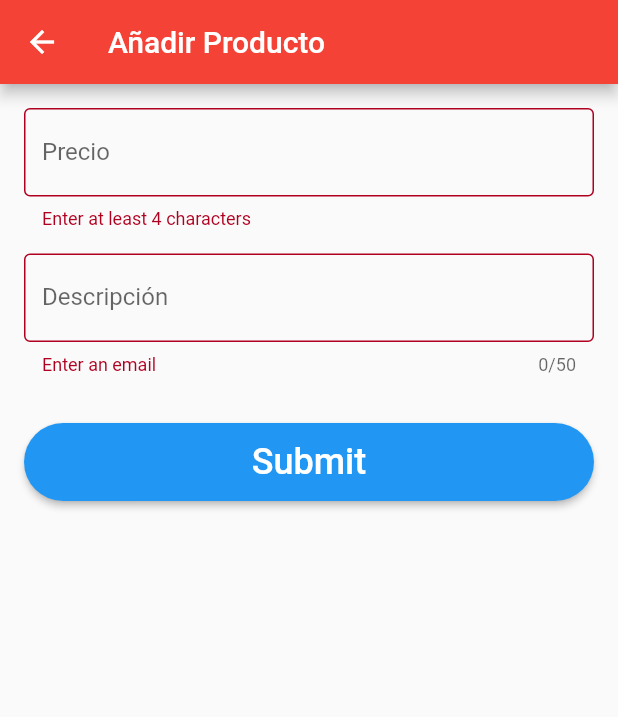
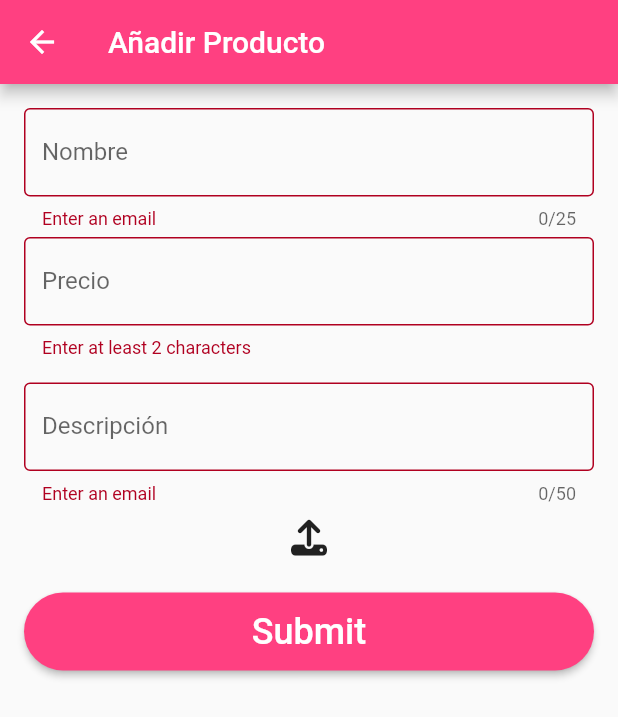
Before and after one commit to in-fperez/firebase-test, a Flutter app: the ProductForm screen opened directly, after a tap on "Submit", on a phone screen of 412 x 824 dp. Shown: the top 717 px of the screen. Run offline on Flutter 3.47's test engine with Material 2 defaults, Android fonts, the phone set to English and light mode, and no system bars; our stand-ins replace cloud_firestore, firebase_core, firebase_storage, font_awesome_flutter, image_picker; missing offline and left inert: dart:ffi, workmanager; accounts and stored records are empty.

Commit message:
download images

```diff
--- a/lib/main.dart
+++ b/lib/main.dart
@@ -1,24 +1,42 @@
 import 'package:firebase_testv2/screens/form_screen.dart';
+import 'package:firebase_testv2/screens/login_screen.dart';
 import 'package:firebase_testv2/services/firestore.dart';
 import 'package:firebase_testv2/services/models.dart';
 import 'package:firebase_testv2/widgets/product_card.dart';
 import 'package:flutter/material.dart';
 import 'package:firebase_core/firebase_core.dart';
 import 'package:font_awesome_flutter/font_awesome_flutter.dart';
+import 'package:workmanager/workmanager.dart';
 import 'firebase_options.dart';
 import 'package:provider/provider.dart';
 
+void callbackDispatcher() {
+  Workmanager().executeTask((taskName, inputData) async {
+    try {
+      await Firebase.initializeApp(
+        options: DefaultFirebaseOptions.currentPlatform,
+      );
+    } catch (e) {
+      print(e);
+    }
+    return Future.value(true);
+  });
+}
+
 void main() async {
+  Workmanager().initialize(callbackDispatcher);
   WidgetsFlutterBinding.ensureInitialized();
-  await Firebase.initializeApp(
-    options: DefaultFirebaseOptions.currentPlatform,
-  );
   runApp(const MyApp());
 }
 
-class MyApp extends StatelessWidget {
+class MyApp extends StatefulWidget {
   const MyApp({Key? key}) : super(key: key);
 
+  @override
+  State<MyApp> createState() => _MyAppState();
+}
+
+class _MyAppState extends State<MyApp> {
   @override
   Widget build(BuildContext context) {
     return StreamProvider<List<Product>>(
@@ -33,13 +51,14 @@ class MyApp extends StatelessWidget {
               child: const FaIcon(FontAwesomeIcons.plus),
               backgroundColor: Colors.pinkAccent,
               onPressed: () {
+                FirestoreService().listAllImages();
                 Navigator.push(
                   context,
                   MaterialPageRoute(builder: (context) => ProductForm()),
                 );
               },
             ),
-            body: ProductCardList(),
+            body: LoginPage(),
           ),
         ),
         theme: ThemeData(
@@ -49,6 +68,13 @@ class MyApp extends StatelessWidget {
         ),
       ),
     );
+  }
+
+  @override
+  void initState() {
+    // TODO: implement initState
+    super.initState();
+    Workmanager().initialize(callbackDispatcher);
   }
 }
 
--- a/lib/screens/form_screen.dart
+++ b/lib/screens/form_screen.dart
@@ -1,7 +1,10 @@
 import 'package:firebase_testv2/services/firestore.dart';
 import 'package:firebase_testv2/services/models.dart';
+import 'package:firebase_testv2/widgets/bottomsheet_widget.dart';
 import 'package:firebase_testv2/widgets/button_widget.dart';
 import 'package:flutter/material.dart';
+import 'package:font_awesome_flutter/font_awesome_flutter.dart';
+import 'package:image_picker/image_picker.dart';
 
 class ProductForm extends StatefulWidget {
   @override
@@ -12,11 +15,15 @@ class _ProductFormState extends State<ProductForm> {
   final formKey = GlobalKey<FormState>();
   double price = 0.0;
   String description = '';
+  String name = '';
+  late XFile? _imageFile;
+  final ImagePicker _picker = ImagePicker();
 
   @override
   Widget build(BuildContext context) => Scaffold(
         appBar: AppBar(
           title: Text('Añadir Producto'),
+          backgroundColor: Colors.pinkAccent,
         ),
         body: Form(
           key: formKey,
@@ -24,28 +31,33 @@ class _ProductFormState extends State<ProductForm> {
           child: ListView(
             padding: EdgeInsets.all(16),
             children: [
-              buildUsername(),
+              buildName(),
+              const SizedBox(height: 5),
+              buildPrice(),
               const SizedBox(height: 16),
               buildEmail(),
-              const SizedBox(height: 32),
+              const SizedBox(height: 10),
+              buildImage(),
+              const SizedBox(height: 25),
               buildSubmit(),
             ],
           ),
         ),
       );
 
-  Widget buildUsername() => TextFormField(
+  Widget buildPrice() => TextFormField(
         decoration: InputDecoration(
           labelText: 'Precio',
           border: OutlineInputBorder(),
         ),
         validator: (value) {
-          if (value!.length < 4) {
-            return 'Enter at least 4 characters';
+          if (value!.length < 2) {
+            return 'Enter at least 2 characters';
           } else {
             return null;
           }
         },
+        keyboardType: TextInputType.number,
         onSaved: (value) => setState(() => price = double.parse(value!)),
       );
 
@@ -66,6 +78,37 @@ class _ProductFormState extends State<ProductForm> {
         onSaved: (value) => setState(() => description = value!),
       );
 
+  Widget buildName() => TextFormField(
+        decoration: InputDecoration(
+          labelText: 'Nombre',
+          border: OutlineInputBorder(),
+        ),
+        validator: (value) {
+          if (value!.isEmpty) {
+            return 'Enter an email';
+          } else {
+            return null;
+          }
+        },
+        maxLength: 25,
+        keyboardType: TextInputType.name,
+        onSaved: (value) => setState(() => name = value!),
+      );
+  Widget buildImage() => Center(
+        child: GestureDetector(
+          child: FaIcon(FontAwesomeIcons.upload),
+          onTap: () {
+            showModalBottomSheet(
+              context: context,
+              builder: ((builder) => bottomSheet(
+                  context,
+                  () => takePhoto(ImageSource.camera),
+                  () => takePhoto(ImageSource.gallery))),
+            );
+          },
+        ),
+      );
+
   Widget buildSubmit() => Builder(
         builder: (context) => ButtonWidget(
           text: 'Submit',
@@ -74,12 +117,17 @@ class _ProductFormState extends State<ProductForm> {
                 .validate(); // FocusScope.of(context).unfocus();
 
             if (isValid) {
-              await FirestoreService().uploadProduct(Product(
-                  price: price,
-                  description: description,
-                  image: '0-367x267.jpg',
-                  name: 'product_60'));
-
+              formKey.currentState!.save();
+              try {
+                await FirestoreService().uploadImage(_imageFile!);
+                await FirestoreService().uploadProduct(Product(
+                    price: price,
+                    description: description,
+                    image: _imageFile!.name,
+                    name: name));
+              } catch (e) {
+                print(e);
+              }
               final message = 'Añadido';
               final snackBar = SnackBar(
                 content: Text(
@@ -93,4 +141,12 @@ class _ProductFormState extends State<ProductForm> {
           },
         ),
       );
+  void takePhoto(ImageSource source) async {
+    final pickedFile = await _picker.pickImage(
+      source: source,
+    );
+    setState(() {
+      _imageFile = pickedFile;
+    });
+  }
 }
--- a/lib/widgets/button_widget.dart
+++ b/lib/widgets/button_widget.dart
@@ -17,7 +17,7 @@ class ButtonWidget extends StatelessWidget {
           style: TextStyle(fontSize: 24),
         ),
         shape: StadiumBorder(),
-        color: Theme.of(context).primaryColor,
+        color: Colors.pinkAccent,
         padding: EdgeInsets.symmetric(horizontal: 16, vertical: 12),
         textColor: Colors.white,
         onPressed: onClicked,
--- a/pubspec.yaml
+++ b/pubspec.yaml
@@ -23,6 +23,10 @@ dependencies:
   rxdart: ^0.27.4
   provider: ^6.0.3
   font_awesome_flutter: ^10.1.0
+  image_picker: ^0.8.5+3
+  path_provider: ^2.0.11
+  workmanager: ^0.5.0
+  firebase_messaging: ^11.4.3
 
 dev_dependencies:
   flutter_test:
```
Also changed, not shown: lib/screens/login_screen.dart (added, +85 -0 lines), lib/services/firestore.dart (+37 -1 lines), lib/widgets/bottomsheet_widget.dart (added, +44 -0 lines), lib/widgets/product_card.dart (+7 -5 lines), lib/services/takePhoto.dart (added), pubspec.lock, 2 other files.
